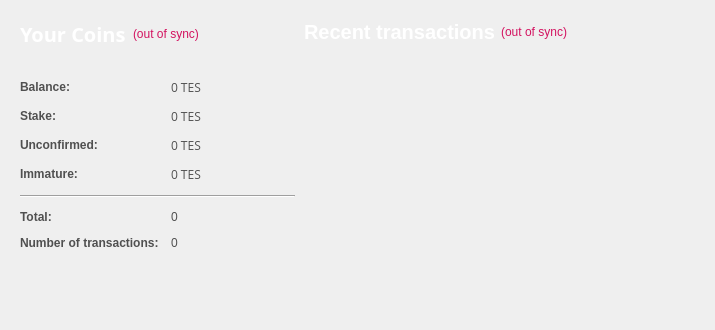
Old version of the form src/qt/forms/overviewpage.ui in the repository TeslacoinFoundation/TeslacoinCore.
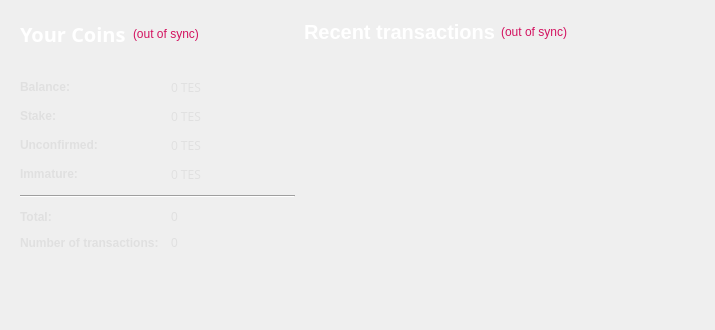
New version of the form.

The edit to the form file:
```diff
--- a/src/qt/forms/overviewpage.ui
+++ b/src/qt/forms/overviewpage.ui
@@ -26,7 +26,7 @@
    <string>Form</string>
   </property>
   <property name="styleSheet">
-   <string notr="true">color:#505050;
+   <string notr="true">color:#E0E0E0;
 font-family:'Open Sans,sans-serif';</string>
   </property>
   <layout class="QGridLayout" name="gridLayout_2">
```
